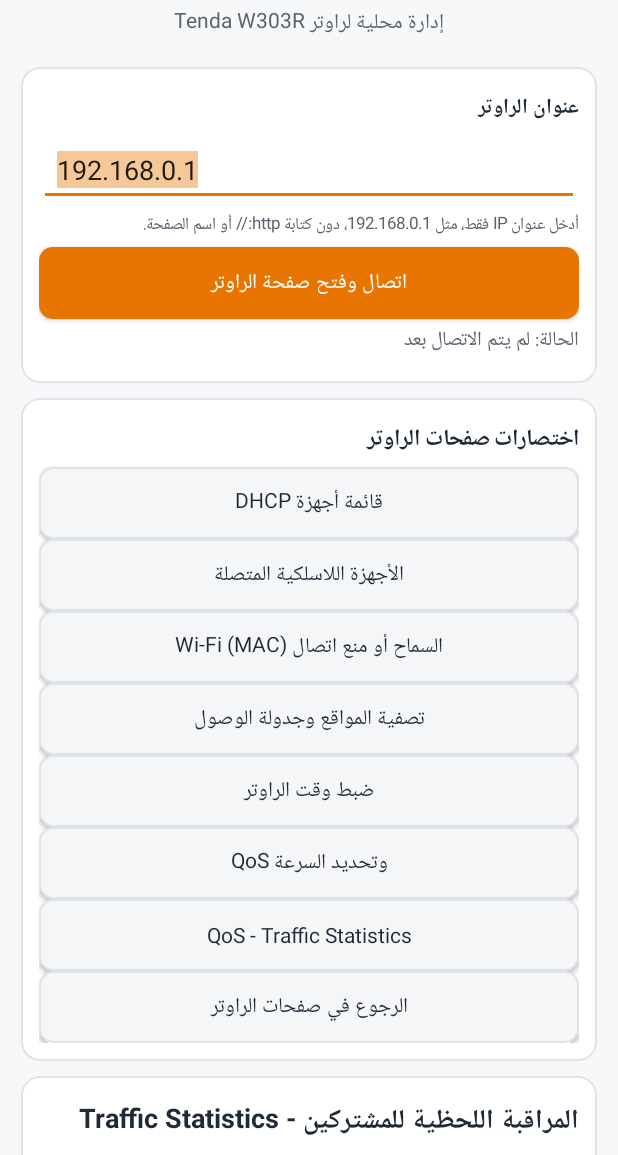
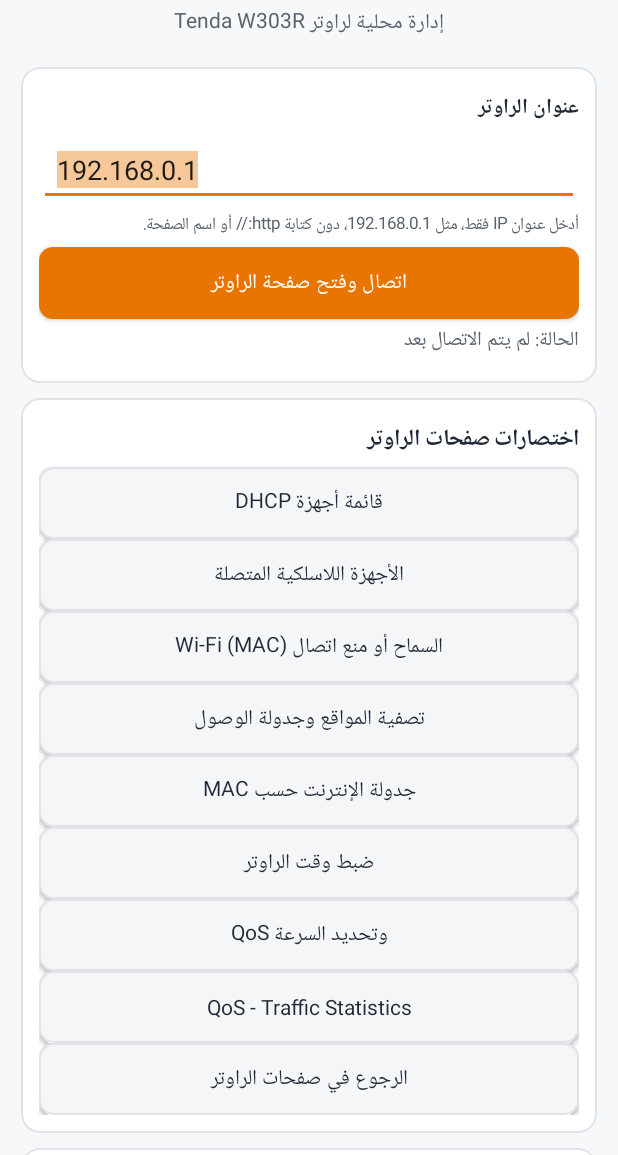
Before and after one commit to husseintajaldeen95-create/Tenda-W303-Guard-v0.2.0, an Android app: the screen it shows after launch (MainActivity), on a phone screen of 412 x 824 dp, the part 81-1236 px from its top. Run offline under Robolectric (Android 15) with nearby library versions, the phone set to English and light mode, and no system bars.

Commit message:
Add files via upload

```diff
--- a/app/build.gradle
+++ b/app/build.gradle
@@ -10,8 +10,8 @@ android {
         applicationId 'com.tenda.w303guard'
         minSdk 23
         targetSdk 28
-        versionCode 15
-        versionName '0.2.13-navigation-recovery'
+        versionCode 16
+        versionName '0.2.14-mac-schedule-discovery'
     }
 
     compileOptions {
--- a/app/src/main/java/com/tenda/w303guard/MainActivity.java
+++ b/app/src/main/java/com/tenda/w303guard/MainActivity.java
@@ -181,6 +181,7 @@ public class MainActivity extends Activity {
         addNavButton(nav, "الأجهزة اللاسلكية المتصلة", () -> openRouterSection("Wireless", "Wireless Connection Status"));
         addNavButton(nav, "السماح أو منع اتصال Wi-Fi (MAC)", () -> openRouterSection("Wireless", "Access Control"));
         addNavButton(nav, "تصفية المواقع وجدولة الوصول", () -> openRouterSection("Security", "URL Filtering"));
+        addNavButton(nav, "جدولة الإنترنت حسب MAC", () -> openRouterSection("Security", "MAC Address Filter Settings"));
         addNavButton(nav, "ضبط وقت الراوتر", () -> openRouterSection("Tools", "Time Settings"));
         addNavButton(nav, "QoS وتحديد السرعة", () -> openRouterSection("QoS", "Bandwidth Control"));
         addNavButton(nav, "QoS - Traffic Statistics", () -> openRouterSection("QoS", "Traffic Statistics"));
@@ -248,6 +249,9 @@ public class MainActivity extends Activity {
         schedule.addView(text(
                 "مهم: Wireless > Access Control هو المكان المؤكد للتحكم بعناوين MAC المسموح لها أو الممنوعة من الانضمام إلى شبكة Wi-Fi. أما Security > URL Filtering فيتحكم في الوصول إلى مواقع محددة وفق الحقول التي يعرضها الراوتر. لا تخلط بين الوظيفتين.",
                 13, true, DARK), matchWrap());
+        schedule.addView(text(
+                "مرحلة آمنة: يفتح التطبيق صفحة MAC Address Filter Settings من قائمة الراوتر ويقرأ نموذجها للتشخيص فقط. لن يغيّر أي وقت أو سياسة ولن يضغط OK قبل التحقق من أسماء الحقول وطريقة الحفظ الفعلية.",
+                12, false, MUTED), matchWrap());
 
         gap(root, 10);
         LinearLayout browserCard = card(root);
@@ -370,7 +374,7 @@ public class MainActivity extends Activity {
         diagnosticView.setTextIsSelectable(true);
         diagnostics.addView(diagnosticView, matchWrap());
 
-        TextView footer = text("الإصدار 0.2.11: قراءة حجوزات Static Assignment وفحص تعارض IP/MAC مع الحفاظ على المراقبة اللحظية للمشتركين.", 12, true, MUTED);
+        TextView footer = text("الإصدار 0.2.14: استكشاف صفحة جدولة MAC بصورة آمنة مع الحفاظ على المراقبة اللحظية للمشتركين.", 12, true, MUTED);
         footer.setPadding(dp(4), dp(12), dp(4), dp(4));
         root.addView(footer, matchWrap());
 
@@ -769,6 +773,9 @@ public class MainActivity extends Activity {
         }
         if ("Time Settings".equalsIgnoreCase(childLabel)) return new String[]{"Time Settings", "Time"};
         if ("Access Control".equalsIgnoreCase(childLabel)) return new String[]{"Access Control"};
+        if ("MAC Address Filter Settings".equalsIgnoreCase(childLabel)) {
+            return new String[]{"MAC Address Filter Settings", "MAC Filter Settings", "MAC Address Filter"};
+        }
         return new String[]{childLabel};
     }
 
```
Also changed, not shown: 4 other files.
